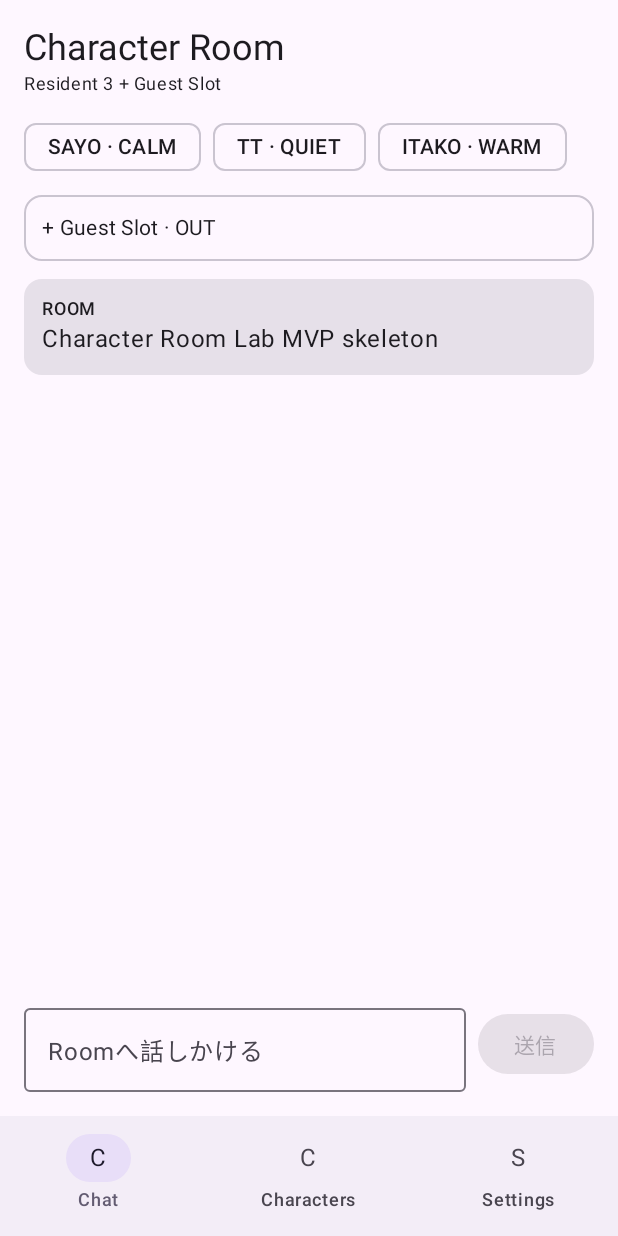
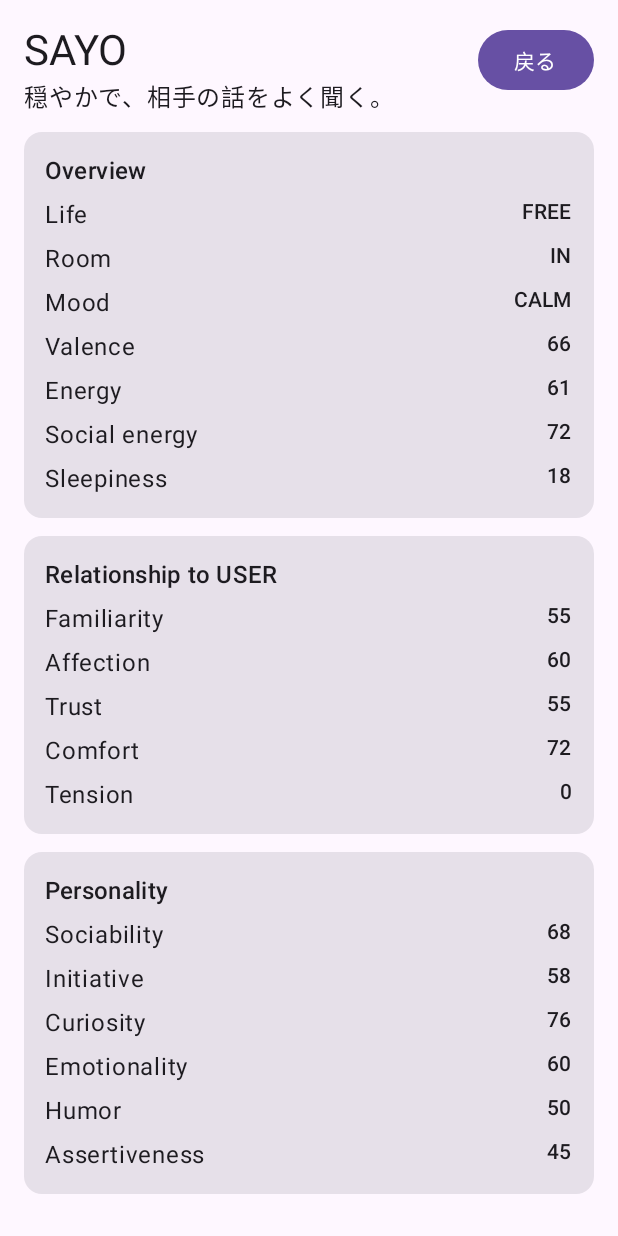
Before and after one commit to juncarly-bot/local-character-lab, an Android app built with Jetpack Compose: the screen it shows after launch (MainActivity), after a tap on an icon or button, on a phone screen of 412 x 824 dp. Run offline under Robolectric (Android 15) with nearby library versions, the phone set to English and light mode, and no system bars.

Commit message:
Add shared Character Profile and latency tracing
Add one Character Profile surface shared by Chat and Characters, preserve Chat composition behind the profile dialog, and expose initial foreground latency metrics for Director and generation.

```diff
--- a/app/src/main/java/org/characterroom/lab/runtime/CharacterModelRuntime.kt
+++ b/app/src/main/java/org/characterroom/lab/runtime/CharacterModelRuntime.kt
@@ -12,6 +12,7 @@ data class CharacterGenerationRequest(
 data class CharacterGenerationResult(
     val text: String,
     val runtimeName: String,
+    val generationLatencyMs: Long,
 )
 
 interface CharacterModelRuntime {
@@ -25,6 +26,7 @@ interface CharacterModelRuntime {
  */
 class PreviewCharacterModelRuntime : CharacterModelRuntime {
     override suspend fun generate(request: CharacterGenerationRequest): CharacterGenerationResult {
+        val startedAt = System.nanoTime()
         delay(180)
 
         val text = when (request.character.id) {
@@ -37,6 +39,7 @@ class PreviewCharacterModelRuntime : CharacterModelRuntime {
         return CharacterGenerationResult(
             text = text,
             runtimeName = "preview-runtime",
+            generationLatencyMs = (System.nanoTime() - startedAt) / 1_000_000L,
         )
     }
 }
--- a/app/src/main/java/org/characterroom/lab/ui/CharacterRoomApp.kt
+++ b/app/src/main/java/org/characterroom/lab/ui/CharacterRoomApp.kt
@@ -1,19 +1,25 @@
 package org.characterroom.lab.ui
 
+import androidx.compose.foundation.layout.fillMaxSize
 import androidx.compose.foundation.layout.padding
 import androidx.compose.material3.NavigationBar
 import androidx.compose.material3.NavigationBarItem
 import androidx.compose.material3.Scaffold
+import androidx.compose.material3.Surface
 import androidx.compose.material3.Text
 import androidx.compose.runtime.Composable
 import androidx.compose.runtime.getValue
 import androidx.compose.runtime.mutableIntStateOf
+import androidx.compose.runtime.mutableStateOf
 import androidx.compose.runtime.remember
 import androidx.compose.runtime.setValue
 import androidx.compose.ui.Modifier
+import androidx.compose.ui.window.Dialog
+import androidx.compose.ui.window.DialogProperties
 import org.characterroom.lab.domain.conversation.ConversationDirector
 import org.characterroom.lab.runtime.PreviewCharacterModelRuntime
 import org.characterroom.lab.sample.SampleWorld
+import org.characterroom.lab.ui.characters.CharacterProfileScreen
 import org.characterroom.lab.ui.characters.CharactersScreen
 import org.characterroom.lab.ui.chat.ChatScreen
 import org.characterroom.lab.ui.settings.SettingsScreen
@@ -21,6 +27,7 @@ import org.characterroom.lab.ui.settings.SettingsScreen
 @Composable
 fun CharacterRoomApp() {
     var selectedTab by remember { mutableIntStateOf(0) }
+    var selectedCharacterId by remember { mutableStateOf<String?>(null) }
     val director = remember { ConversationDirector() }
     val runtime = remember { PreviewCharacterModelRuntime() }
 
@@ -45,11 +52,13 @@ fun CharacterRoomApp() {
                 relationshipsToUser = SampleWorld.relationshipsToUser,
                 director = director,
                 runtime = runtime,
+                onCharacterSelected = { selectedCharacterId = it },
             )
 
             1 -> CharactersScreen(
                 modifier = Modifier.padding(padding),
                 characters = SampleWorld.characters,
+                onCharacterSelected = { selectedCharacterId = it },
             )
 
             else -> SettingsScreen(
@@ -57,4 +66,25 @@ fun CharacterRoomApp() {
             )
         }
     }
+
+    val selectedCharacter = selectedCharacterId?.let { id ->
+        SampleWorld.characters.firstOrNull { it.profile.id == id }
+    }
+
+    if (selectedCharacter != null) {
+        Dialog(
+            onDismissRequest = { selectedCharacterId = null },
+            properties = DialogProperties(usePlatformDefaultWidth = false),
+        ) {
+            Surface(
+                modifier = Modifier.fillMaxSize(),
+            ) {
+                CharacterProfileScreen(
+                    character = selectedCharacter,
+                    relationshipToUser = SampleWorld.relationshipsToUser[selectedCharacter.profile.id],
+                    onBack = { selectedCharacterId = null },
+                )
+            }
+        }
+    }
 }
--- /dev/null
+++ b/app/src/main/java/org/characterroom/lab/ui/characters/CharacterProfileScreen.kt
@@ -0,0 +1,168 @@
+package org.characterroom.lab.ui.characters
+
+import androidx.compose.foundation.layout.Arrangement
+import androidx.compose.foundation.layout.Column
+import androidx.compose.foundation.layout.Row
+import androidx.compose.foundation.layout.fillMaxSize
+import androidx.compose.foundation.layout.fillMaxWidth
+import androidx.compose.foundation.layout.padding
+import androidx.compose.foundation.lazy.LazyColumn
+import androidx.compose.foundation.lazy.items
+import androidx.compose.material3.Button
+import androidx.compose.material3.Card
+import androidx.compose.material3.HorizontalDivider
+import androidx.compose.material3.MaterialTheme
+import androidx.compose.material3.Text
+import androidx.compose.runtime.Composable
+import androidx.compose.ui.Modifier
+import androidx.compose.ui.unit.dp
+import org.characterroom.lab.domain.model.CharacterRuntimeState
+import org.characterroom.lab.domain.model.Relationship
+
+@Composable
+fun CharacterProfileScreen(
+    character: CharacterRuntimeState,
+    relationshipToUser: Relationship?,
+    onBack: () -> Unit,
+) {
+    LazyColumn(
+        modifier = Modifier
+            .fillMaxSize()
+            .padding(16.dp),
+        verticalArrangement = Arrangement.spacedBy(12.dp),
+    ) {
+        item {
+            Row(
+                modifier = Modifier.fillMaxWidth(),
+                horizontalArrangement = Arrangement.SpaceBetween,
+            ) {
+                Column {
+                    Text(
+                        text = character.profile.name,
+                        style = MaterialTheme.typography.headlineMedium,
+                    )
+                    Text(character.profile.description)
+                }
+                Button(onClick = onBack) {
+                    Text("戻る")
+                }
+            }
+        }
+
+        item {
+            ProfileSection("Overview") {
+                ProfileLine("Life", character.lifeState.name)
+                ProfileLine("Room", character.roomState.name)
+                ProfileLine("Mood", character.mood.label)
+                ProfileLine("Valence", character.mood.valence.toString())
+                ProfileLine("Energy", character.mood.energy.toString())
+                ProfileLine("Social energy", character.mood.socialEnergy.toString())
+                ProfileLine("Sleepiness", character.mood.sleepiness.toString())
+            }
+        }
+
+        item {
+            ProfileSection("Relationship to USER") {
+                if (relationshipToUser == null) {
+                    Text("まだRelationshipがありません。")
+                } else {
+                    ProfileLine("Familiarity", relationshipToUser.familiarity.toString())
+                    ProfileLine("Affection", relationshipToUser.affection.toString())
+                    ProfileLine("Trust", relationshipToUser.trust.toString())
+                    ProfileLine("Comfort", relationshipToUser.comfort.toString())
+                    ProfileLine("Tension", relationshipToUser.tension.toString())
+                }
+            }
+        }
+
+        item {
+            ProfileSection("Personality") {
+                val p = character.profile.personality
+                ProfileLine("Sociability", p.sociability.toString())
+                ProfileLine("Initiative", p.initiative.toString())
+                ProfileLine("Curiosity", p.curiosity.toString())
+                ProfileLine("Emotionality", p.emotionality.toString())
+                ProfileLine("Humor", p.humor.toString())
+                ProfileLine("Assertiveness", p.assertiveness.toString())
+            }
+        }
+
+        item {
+            ProfileSection("Conversation behavior") {
+                val b = character.profile.behavior
+                ProfileLine("Talkativeness", b.talkativeness.toString())
+                ProfileLine("Interruption", b.interruption.toString())
+                ProfileLine("Topic change", b.topicChange.toString())
+                ProfileLine("Silence tolerance", b.silenceTolerance.toString())
+            }
+        }
+
+        item {
+            Text("Interests & Expertise", style = MaterialTheme.typography.titleMedium)
+        }
+
+        items(
+            items = character.profile.interests.entries.toList(),
+            key = { "interest-${it.key}" },
+        ) { entry ->
+            Card(Modifier.fillMaxWidth()) {
+                Column(Modifier.padding(12.dp)) {
+                    Text(entry.key, style = MaterialTheme.typography.titleSmall)
+                    ProfileLine("Interest", entry.value.toString())
+                    ProfileLine(
+                        "Expertise",
+                        (character.profile.expertise[entry.key] ?: 0).toString(),
+                    )
+                }
+            }
+        }
+
+        item {
+            ProfileSection("Values") {
+                character.profile.values.forEach { value ->
+                    Text("• $value")
+                }
+            }
+        }
+
+        item {
+            HorizontalDivider()
+            Text(
+                text = "MVP: この画面は現在read-only。次段階で編集と永続化を接続します。",
+                style = MaterialTheme.typography.bodySmall,
+            )
+        }
+    }
+}
+
+@Composable
+private fun ProfileSection(
+    title: String,
+    content: @Composable () -> Unit,
+) {
+    Card(
+        modifier = Modifier.fillMaxWidth(),
+    ) {
+        Column(
+            modifier = Modifier.padding(14.dp),
+            verticalArrangement = Arrangement.spacedBy(5.dp),
+        ) {
+            Text(title, style = MaterialTheme.typography.titleMedium)
+            content()
+        }
+    }
+}
+
+@Composable
+private fun ProfileLine(
+    label: String,
+    value: String,
+) {
+    Row(
+        modifier = Modifier.fillMaxWidth(),
+        horizontalArrangement = Arrangement.SpaceBetween,
+    ) {
+        Text(label)
+        Text(value, style = MaterialTheme.typography.labelLarge)
+    }
+}
--- a/app/src/main/java/org/characterroom/lab/ui/chat/ChatScreen.kt
+++ b/app/src/main/java/org/characterroom/lab/ui/chat/ChatScreen.kt
@@ -45,6 +45,7 @@ fun ChatScreen(
     relationshipsToUser: Map<String, Relationship>,
     director: ConversationDirector,
     runtime: CharacterModelRuntime,
+    onCharacterSelected: (String) -> Unit,
 ) {
     val roomCharacters = remember(characters) {
         characters.filter { it.roomState == RoomState.IN }
@@ -64,6 +65,9 @@ fun ChatScreen(
     var recentSpeakerId by remember { mutableStateOf<String?>(null) }
     var generating by remember { mutableStateOf(false) }
     var lastRuntime by remember { mutableStateOf<String?>(null) }
+    var lastDirectorLatencyMs by remember { mutableStateOf<Long?>(null) }
+    var lastGenerationLatencyMs by remember { mutableStateOf<Long?>(null) }
+    var lastTotalLatencyMs by remember { mutableStateOf<Long?>(null) }
     val scope = rememberCoroutineScope()
 
     Column(
@@ -87,7 +91,7 @@ fun ChatScreen(
         ) {
             roomCharacters.forEach { character ->
                 AssistChip(
-                    onClick = { },
+                    onClick = { onCharacterSelected(character.profile.id) },
                     label = {
                         Text("${character.profile.name} · ${character.mood.label}")
                     },
@@ -134,9 +138,9 @@ fun ChatScreen(
             }
         }
 
-        lastRuntime?.let {
+        if (lastRuntime != null) {
             Text(
-                text = "runtime: $it",
+                text = "runtime: $lastRuntime · director: ${lastDirectorLatencyMs ?: 0}ms · generation: ${lastGenerationLatencyMs ?: 0}ms · total: ${lastTotalLatencyMs ?: 0}ms",
                 style = MaterialTheme.typography.labelSmall,
             )
         }
@@ -159,6 +163,7 @@ fun ChatScreen(
             Button(
                 enabled = input.isNotBlank() && !generating,
                 onClick = {
+                    val foregroundStartedAt = System.nanoTime()
                     val userText = input.trim()
                     input = ""
                     messages += ChatMessage(
@@ -170,6 +175,7 @@ fun ChatScreen(
                     )
                     generating = true
 
+                    val directorStartedAt = System.nanoTime()
                     val decision = director.chooseSpeaker(
                         candidates = roomCharacters,
                         relationshipsToUser = relationshipsToUser,
@@ -177,12 +183,15 @@ fun ChatScreen(
                             recentSpeakerId = recentSpeakerId,
                         ),
                     )
+                    lastDirectorLatencyMs = (System.nanoTime() - directorStartedAt) / 1_000_000L
+
                     val selected = roomCharacters.firstOrNull {
                         it.profile.id == decision.selectedCharacterId
                     }
 
                     if (selected == null) {
                         generating = false
+                        lastTotalLatencyMs = (System.nanoTime() - foregroundStartedAt) / 1_000_000L
                         messages += ChatMessage(
                             id = nextId++,
                             speakerId = "system",
@@ -199,6 +208,8 @@ fun ChatScreen(
                             )
                             recentSpeakerId = selected.profile.id
                             lastRuntime = result.runtimeName
+                            lastGenerationLatencyMs = result.generationLatencyMs
+                            lastTotalLatencyMs = (System.nanoTime() - foregroundStartedAt) / 1_000_000L
                             messages += ChatMessage(
                                 id = nextId++,
                                 speakerId = selected.profile.id,
```
Also changed, not shown: app/src/main/java/org/characterroom/lab/ui/characters/CharactersScreen.kt (+6 -2 lines), 1 other file.
